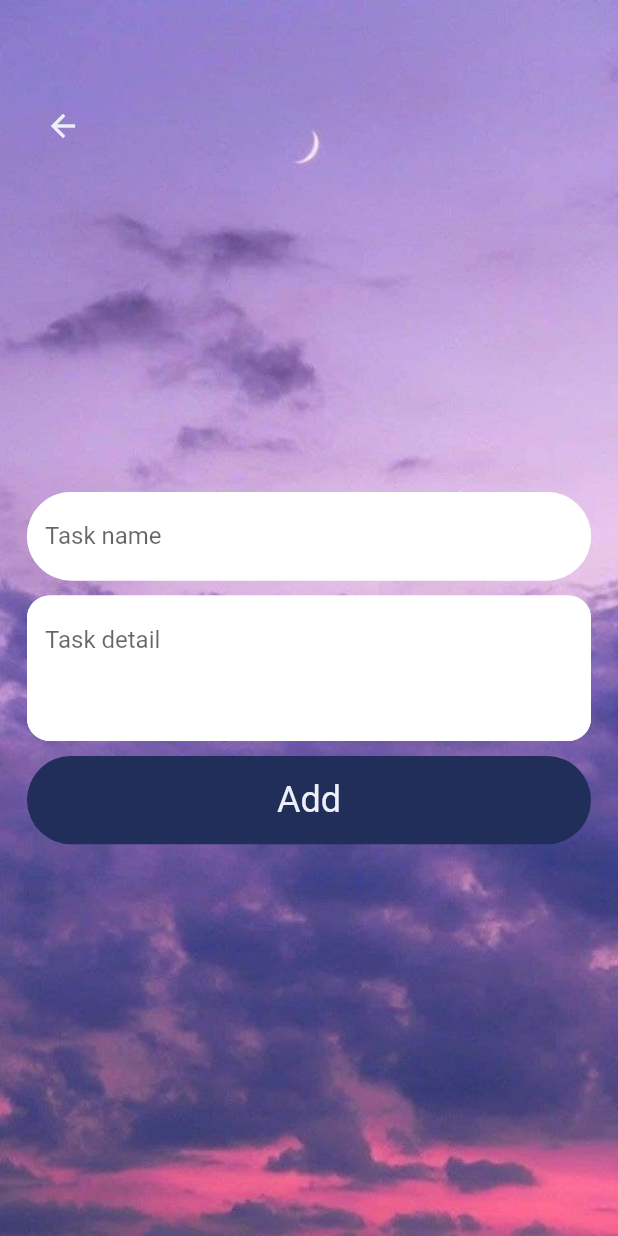
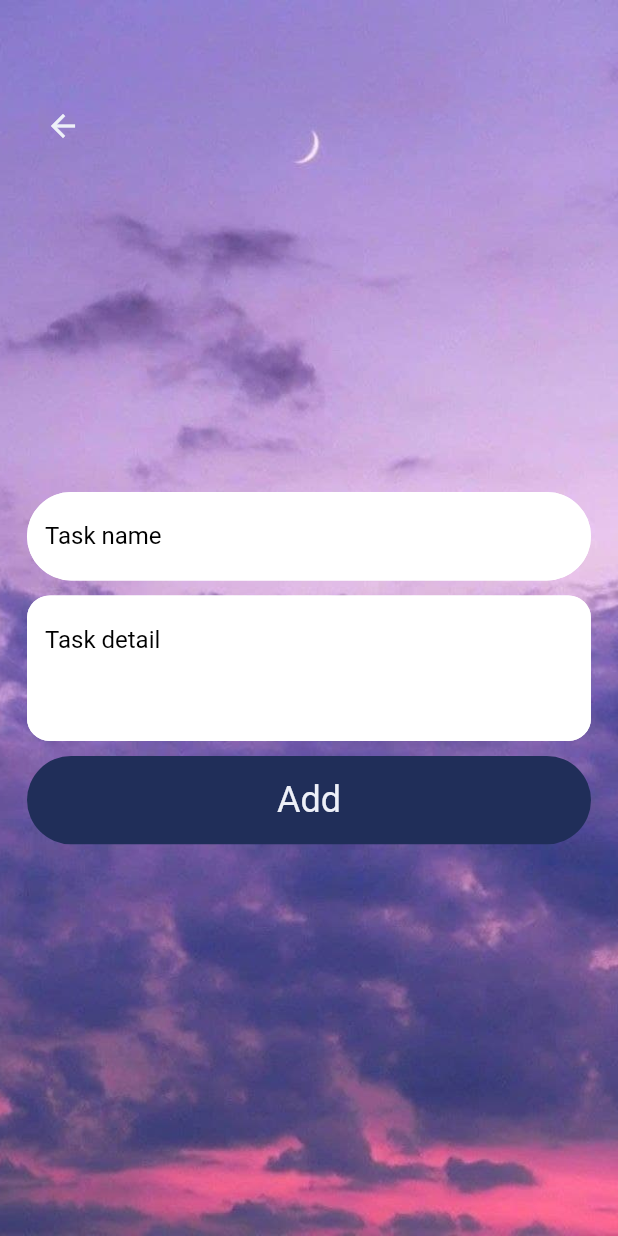
Before and after one commit to Hamedblue1381/task_management_goflutter, a Flutter app: the screen it shows after launch, after a tap on "Add Task", on a phone screen of 412 x 824 dp. Run offline on Flutter 3.47's test engine with Material 2 defaults, Android fonts, the phone set to English and light mode, and no system bars; our stand-ins replace get; network calls fail.

Commit message:
style: style: Change colors in text and shadow

```diff
--- a/lib/screens/home_screen.dart
+++ b/lib/screens/home_screen.dart
@@ -33,14 +33,21 @@ class _HomeScreenState extends State<HomeScreen> {
           children: [
             RichText(
                 text: const TextSpan(
-                    text: "Hello",
+                    text: "  Task Management",
                     style: TextStyle(
                         color: AppColors.mainColor,
-                        fontSize: 60,
-                        fontWeight: FontWeight.bold),
+                        fontSize: 40,
+                        fontWeight: FontWeight.bold,
+                        shadows: [
+                          Shadow(
+                            blurRadius: 10,
+                            color: Color.fromARGB(234, 224, 224, 224),
+                            offset: Offset(5, 4),
+                          )
+                        ]),
                     children: [
                   TextSpan(
-                      text: "\nI'm Hamed",
+                      text: "\nBy Hamed",
                       style: TextStyle(
                         color: AppColors.smallTextColor,
                         fontSize: 16,
--- a/lib/widgets/textfield_view.dart
+++ b/lib/widgets/textfield_view.dart
@@ -8,6 +8,7 @@ class TextFieldWidget extends StatelessWidget {
   final bool readOnly;
   final Color colorText;
   final Color colorBorder;
+  final Color colorFont;
   const TextFieldWidget(
       {super.key,
       required this.textController,
@@ -16,7 +17,8 @@ class TextFieldWidget extends StatelessWidget {
       this.maxLines = 1,
       this.readOnly = false,
       this.colorBorder = Colors.white,
-      this.colorText = Colors.white});
+      this.colorText = Colors.white,
+      this.colorFont = Colors.black});
 
   @override
   Widget build(BuildContext context) {
@@ -28,6 +30,7 @@ class TextFieldWidget extends StatelessWidget {
           filled: true,
           fillColor: colorText,
           hintText: hintText,
+          hintStyle: TextStyle(color: colorFont),
           focusedBorder: OutlineInputBorder(
               borderRadius: BorderRadius.circular(borderRadius!),
               borderSide: BorderSide(color: colorBorder, width: 1)),
```
